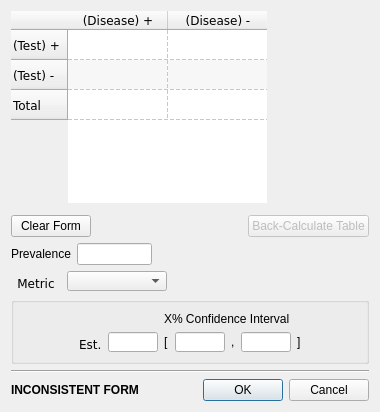
The window that src/rc_metastudio/forms/diagnostic_data_form.ui (AliSalman-et-al/openmeta-analyst-community) describes before a commit, drawn with Qt 5.
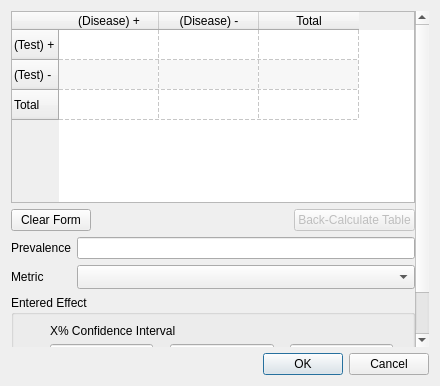
The same window after the commit. Icons and pictures are not drawn.

Patch:
```diff
--- a/src/rc_metastudio/forms/diagnostic_data_form.ui
+++ b/src/rc_metastudio/forms/diagnostic_data_form.ui
@@ -2,452 +2,76 @@
 <ui version="4.0">
  <class>DiagnosticDataForm</class>
  <widget class="QDialog" name="DiagnosticDataForm">
-  <property name="geometry">
-   <rect>
-    <x>0</x>
-    <y>0</y>
-    <width>380</width>
-    <height>412</height>
-   </rect>
-  </property>
-  <property name="windowTitle">
-   <string>Diagnostic Data</string>
-  </property>
-  <property name="windowIcon">
-   <iconset>
-    <normaloff>:/misc/meta.png</normaloff>:/misc/meta.png</iconset>
-  </property>
-  <layout class="QVBoxLayout" name="verticalLayout">
+  <property name="geometry"><rect><x>0</x><y>0</y><width>0</width><height>0</height></rect></property>
+  <property name="windowTitle"><string>Diagnostic Data</string></property>
+  <property name="windowIcon"><iconset><normaloff>:/misc/meta.png</normaloff>:/misc/meta.png</iconset></property>
+  <layout class="QVBoxLayout" name="dialog_layout">
    <item>
-    <widget class="QTableWidget" name="two_by_two_table">
-     <property name="sizePolicy">
-      <sizepolicy hsizetype="Fixed" vsizetype="Fixed">
-       <horstretch>0</horstretch>
-       <verstretch>0</verstretch>
-      </sizepolicy>
-     </property>
-     <property name="minimumSize">
-      <size>
-       <width>0</width>
-       <height>0</height>
-      </size>
-     </property>
-     <property name="maximumSize">
-      <size>
-       <width>16777215</width>
-       <height>16777215</height>
-      </size>
-     </property>
-     <property name="font">
-      <font>
-       <family>Verdana</family>
-      </font>
-     </property>
-     <property name="frameShape">
-      <enum>QFrame::NoFrame</enum>
-     </property>
-     <property name="frameShadow">
-      <enum>QFrame::Plain</enum>
-     </property>
-     <property name="verticalScrollBarPolicy">
-      <enum>Qt::ScrollBarAlwaysOff</enum>
-     </property>
-     <property name="horizontalScrollBarPolicy">
-      <enum>Qt::ScrollBarAlwaysOff</enum>
-     </property>
-     <property name="alternatingRowColors">
-      <bool>true</bool>
-     </property>
-     <property name="gridStyle">
-      <enum>Qt::DashLine</enum>
-     </property>
-     <property name="rowCount">
-      <number>3</number>
-     </property>
-     <property name="columnCount">
-      <number>3</number>
-     </property>
-     <row>
-      <property name="text">
-       <string>(Test) +</string>
-      </property>
-     </row>
-     <row>
-      <property name="text">
-       <string>(Test) -</string>
-      </property>
-     </row>
-     <row>
-      <property name="text">
-       <string>Total</string>
-      </property>
-     </row>
-     <column>
-      <property name="text">
-       <string>(Disease) +</string>
-      </property>
-     </column>
-     <column>
-      <property name="text">
-       <string>(Disease) -</string>
-      </property>
-     </column>
-     <column>
-      <property name="text">
-       <string>Total</string>
-      </property>
-     </column>
+    <widget class="QScrollArea" name="content_scroll">
+     <property name="frameShape"><enum>QFrame::NoFrame</enum></property>
+     <property name="widgetResizable"><bool>true</bool></property>
+     <widget class="QWidget" name="content_widget">
+      <property name="geometry"><rect><x>0</x><y>0</y><width>540</width><height>460</height></rect></property>
+      <layout class="QVBoxLayout" name="content_layout">
+       <property name="leftMargin"><number>0</number></property>
+       <property name="topMargin"><number>0</number></property>
+       <property name="rightMargin"><number>0</number></property>
+       <property name="bottomMargin"><number>0</number></property>
+       <item>
+        <widget class="QTableWidget" name="two_by_two_table">
+         <property name="sizePolicy"><sizepolicy hsizetype="Expanding" vsizetype="Fixed"><horstretch>1</horstretch><verstretch>0</verstretch></sizepolicy></property>
+         <property name="horizontalScrollBarPolicy"><enum>Qt::ScrollBarAsNeeded</enum></property>
+         <property name="verticalScrollBarPolicy"><enum>Qt::ScrollBarAsNeeded</enum></property>
+         <property name="alternatingRowColors"><bool>true</bool></property>
+         <property name="gridStyle"><enum>Qt::DashLine</enum></property>
+         <property name="rowCount"><number>3</number></property>
+         <property name="columnCount"><number>3</number></property>
+         <row><property name="text"><string>(Test) +</string></property></row>
+         <row><property name="text"><string>(Test) -</string></property></row>
+         <row><property name="text"><string>Total</string></property></row>
+         <column><property name="text"><string>(Disease) +</string></property></column>
+         <column><property name="text"><string>(Disease) -</string></property></column>
+         <column><property name="text"><string>Total</string></property></column>
+        </widget>
+       </item>
+       <item>
+        <layout class="QHBoxLayout" name="table_actions_layout">
+         <item><widget class="QPushButton" name="clear_Btn"><property name="text"><string>Clear Form</string></property></widget></item>
+         <item><spacer name="table_actions_spacer"><property name="orientation"><enum>Qt::Horizontal</enum></property><property name="sizeHint" stdset="0"><size><width>40</width><height>20</height></size></property></spacer></item>
+         <item><widget class="QPushButton" name="back_calc_Btn"><property name="enabled"><bool>false</bool></property><property name="text"><string>Back-Calculate Table</string></property></widget></item>
+        </layout>
+       </item>
+       <item>
+        <layout class="QFormLayout" name="diagnostic_fields_layout">
+         <property name="fieldGrowthPolicy"><enum>QFormLayout::ExpandingFieldsGrow</enum></property>
+         <item row="0" column="0"><widget class="QLabel" name="prevalence_lbl"><property name="text"><string>Prevalence</string></property><property name="buddy"><cstring>prevalence_txt_box</cstring></property></widget></item>
+         <item row="0" column="1"><widget class="QLineEdit" name="prevalence_txt_box"/></item>
+         <item row="1" column="0"><widget class="QLabel" name="label_13"><property name="text"><string>Metric</string></property><property name="buddy"><cstring>effect_cbo_box</cstring></property></widget></item>
+         <item row="1" column="1"><widget class="QComboBox" name="effect_cbo_box"><property name="sizePolicy"><sizepolicy hsizetype="Expanding" vsizetype="Fixed"><horstretch>1</horstretch><verstretch>0</verstretch></sizepolicy></property><property name="sizeAdjustPolicy"><enum>QComboBox::AdjustToMinimumContentsLengthWithIcon</enum></property></widget></item>
+        </layout>
+       </item>
+       <item>
+        <widget class="QGroupBox" name="effect_group">
+         <property name="title"><string>Entered Effect</string></property>
+         <layout class="QGridLayout" name="effect_layout">
+          <item row="0" column="1" colspan="5"><widget class="QLabel" name="ci_label"><property name="toolTip"><string>Confidence level used for the entered interval</string></property><property name="text"><string>X% Confidence Interval</string></property><property name="wordWrap"><bool>true</bool></property></widget></item>
+          <item row="1" column="0"><widget class="QLabel" name="label_14"><property name="text"><string>Est.</string></property><property name="buddy"><cstring>effect_txt_box</cstring></property></widget></item>
+          <item row="1" column="1"><widget class="QLineEdit" name="effect_txt_box"/></item>
+          <item row="1" column="2"><widget class="QLabel" name="label"><property name="text"><string>[</string></property></widget></item>
+          <item row="1" column="3"><widget class="QLineEdit" name="low_txt_box"/></item>
+          <item row="1" column="4"><widget class="QLabel" name="label_4"><property name="text"><string>,</string></property></widget></item>
+          <item row="1" column="5"><widget class="QLineEdit" name="high_txt_box"/></item>
+          <item row="1" column="6"><widget class="QLabel" name="label_3"><property name="text"><string>]</string></property></widget></item>
+         </layout>
+        </widget>
+       </item>
+       <item><widget class="QLabel" name="inconsistencyLabel"><property name="font"><font><weight>75</weight><bold>true</bold></font></property><property name="text"><string>INCONSISTENT FORM</string></property><property name="wordWrap"><bool>true</bool></property></widget></item>
+       <item><spacer name="content_spacer"><property name="orientation"><enum>Qt::Vertical</enum></property><property name="sizeHint" stdset="0"><size><width>20</width><height>0</height></size></property></spacer></item>
+      </layout>
+     </widget>
     </widget>
    </item>
-   <item>
-    <spacer name="verticalSpacer_2">
-     <property name="orientation">
-      <enum>Qt::Vertical</enum>
-     </property>
-     <property name="sizeHint" stdset="0">
-      <size>
-       <width>20</width>
-       <height>40</height>
-      </size>
-     </property>
-    </spacer>
-   </item>
-   <item>
-    <layout class="QHBoxLayout" name="horizontalLayout_6">
-     <item>
-      <widget class="QPushButton" name="clear_Btn">
-       <property name="text">
-        <string>Clear Form</string>
-       </property>
-      </widget>
-     </item>
-     <item>
-      <spacer name="horizontalSpacer_5">
-       <property name="orientation">
-        <enum>Qt::Horizontal</enum>
-       </property>
-       <property name="sizeHint" stdset="0">
-        <size>
-         <width>40</width>
-         <height>20</height>
-        </size>
-       </property>
-      </spacer>
-     </item>
-     <item>
-      <widget class="QPushButton" name="back_calc_Btn">
-       <property name="enabled">
-        <bool>false</bool>
-       </property>
-       <property name="text">
-        <string>Back-Calculate Table</string>
-       </property>
-      </widget>
-     </item>
-    </layout>
-   </item>
-   <item>
-    <layout class="QHBoxLayout" name="horizontalLayout_3">
-     <item>
-      <widget class="QLabel" name="prevalence_lbl">
-       <property name="text">
-        <string>Prevalence</string>
-       </property>
-       <property name="buddy">
-        <cstring>prevalence_txt_box</cstring>
-       </property>
-      </widget>
-     </item>
-     <item>
-      <widget class="QLineEdit" name="prevalence_txt_box">
-       <property name="minimumSize">
-        <size>
-         <width>75</width>
-         <height>0</height>
-        </size>
-       </property>
-       <property name="maximumSize">
-        <size>
-         <width>75</width>
-         <height>16777215</height>
-        </size>
-       </property>
-      </widget>
-     </item>
-     <item>
-      <spacer name="horizontalSpacer_3">
-       <property name="orientation">
-        <enum>Qt::Horizontal</enum>
-       </property>
-       <property name="sizeHint" stdset="0">
-        <size>
-         <width>40</width>
-         <height>20</height>
-        </size>
-       </property>
-      </spacer>
-     </item>
-    </layout>
-   </item>
-   <item>
-    <layout class="QHBoxLayout" name="horizontalLayout_2">
-     <item>
-      <widget class="QLabel" name="label_13">
-       <property name="minimumSize">
-        <size>
-         <width>50</width>
-         <height>0</height>
-        </size>
-       </property>
-       <property name="maximumSize">
-        <size>
-         <width>50</width>
-         <height>20</height>
-        </size>
-       </property>
-       <property name="font">
-        <font>
-         <family>Verdana</family>
-        </font>
-       </property>
-       <property name="text">
-        <string>Metric</string>
-       </property>
-       <property name="alignment">
-        <set>Qt::AlignBottom|Qt::AlignHCenter</set>
-       </property>
-      </widget>
-     </item>
-     <item>
-      <widget class="QComboBox" name="effect_cbo_box">
-       <property name="minimumSize">
-        <size>
-         <width>100</width>
-         <height>20</height>
-        </size>
-       </property>
-       <property name="maximumSize">
-        <size>
-         <width>76</width>
-         <height>20</height>
-        </size>
-       </property>
-      </widget>
-     </item>
-     <item>
-      <spacer name="horizontalSpacer_2">
-       <property name="orientation">
-        <enum>Qt::Horizontal</enum>
-       </property>
-       <property name="sizeHint" stdset="0">
-        <size>
-         <width>40</width>
-         <height>20</height>
-        </size>
-       </property>
-      </spacer>
-     </item>
-    </layout>
-   </item>
-   <item>
-    <widget class="QGroupBox" name="groupBox">
-     <property name="title">
-      <string/>
-     </property>
-     <layout class="QGridLayout" name="gridLayout">
-      <item row="0" column="0" rowspan="2">
-       <spacer name="horizontalSpacer_7">
-        <property name="orientation">
-         <enum>Qt::Horizontal</enum>
-        </property>
-        <property name="sizeHint" stdset="0">
-         <size>
-          <width>26</width>
-          <height>20</height>
-         </size>
-        </property>
-       </spacer>
-      </item>
-      <item row="0" column="2">
-       <widget class="QLabel" name="ci_label">
-        <property name="toolTip">
-         <string>Use the box to the left to set the % confidence interval</string>
-        </property>
-        <property name="text">
-         <string>X% Confidence Interval</string>
-        </property>
-       </widget>
-      </item>
-      <item row="0" column="3" rowspan="2">
-       <spacer name="horizontalSpacer_6">
-        <property name="orientation">
-         <enum>Qt::Horizontal</enum>
-        </property>
-        <property name="sizeHint" stdset="0">
-         <size>
-          <width>26</width>
-          <height>20</height>
-         </size>
-        </property>
-       </spacer>
-      </item>
-      <item row="1" column="1">
-       <layout class="QHBoxLayout" name="horizontalLayout_7">
-        <item>
-         <widget class="QLabel" name="label_14">
-          <property name="minimumSize">
-           <size>
-            <width>0</width>
-            <height>20</height>
-           </size>
-          </property>
-          <property name="maximumSize">
-           <size>
-            <width>16777215</width>
-            <height>20</height>
-           </size>
-          </property>
-          <property name="font">
-           <font>
-            <family>Verdana</family>
-           </font>
-          </property>
-          <property name="text">
-           <string>Est.</string>
-          </property>
-          <property name="alignment">
-           <set>Qt::AlignBottom|Qt::AlignLeading|Qt::AlignLeft</set>
-          </property>
-         </widget>
-        </item>
-        <item>
-         <widget class="QLineEdit" name="effect_txt_box">
-          <property name="minimumSize">
-           <size>
-            <width>50</width>
-            <height>20</height>
-           </size>
-          </property>
-          <property name="maximumSize">
-           <size>
-            <width>50</width>
-            <height>20</height>
-           </size>
-          </property>
-         </widget>
-        </item>
-       </layout>
-      </item>
-      <item row="1" column="2">
-       <layout class="QHBoxLayout" name="horizontalLayout_5">
-        <item>
-         <widget class="QLabel" name="label">
-          <property name="text">
-           <string>[</string>
-          </property>
-         </widget>
-        </item>
-        <item>
-         <widget class="QLineEdit" name="low_txt_box">
-          <property name="minimumSize">
-           <size>
-            <width>50</width>
-            <height>20</height>
-           </size>
-          </property>
-          <property name="maximumSize">
-           <size>
-            <width>50</width>
-            <height>20</height>
-           </size>
-          </property>
-         </widget>
-        </item>
-        <item>
-         <widget class="QLabel" name="label_4">
-          <property name="text">
-           <string>,</string>
-          </property>
-         </widget>
-        </item>
-        <item>
-         <widget class="QLineEdit" name="high_txt_box">
-          <property name="minimumSize">
-           <size>
-            <width>50</width>
-            <height>20</height>
-           </size>
-          </property>
-          <property name="maximumSize">
-           <size>
-            <width>50</width>
-            <height>20</height>
-           </size>
-          </property>
-         </widget>
-        </item>
-        <item>
-         <widget class="QLabel" name="label_3">
-          <property name="text">
-           <string>]</string>
-          </property>
-         </widget>
-        </item>
-       </layout>
-      </item>
-     </layout>
-     <zorder>ci_label</zorder>
-     <zorder>horizontalSpacer_7</zorder>
-     <zorder>horizontalSpacer_6</zorder>
-    </widget>
-   </item>
-   <item>
-    <widget class="Line" name="line">
-     <property name="orientation">
-      <enum>Qt::Horizontal</enum>
-     </property>
-    </widget>
-   </item>
-   <item>
-    <layout class="QHBoxLayout" name="horizontalLayout_4">
-     <item>
-      <widget class="QLabel" name="inconsistencyLabel">
-       <property name="font">
-        <font>
-         <weight>75</weight>
-         <bold>true</bold>
-        </font>
-       </property>
-       <property name="text">
-        <string>INCONSISTENT FORM</string>
-       </property>
-      </widget>
-     </item>
-     <item>
-      <spacer name="horizontalSpacer_4">
-       <property name="orientation">
-        <enum>Qt::Horizontal</enum>
-       </property>
-       <property name="sizeHint" stdset="0">
-        <size>
-         <width>40</width>
-         <height>20</height>
-        </size>
-       </property>
-      </spacer>
-     </item>
-     <item>
-      <widget class="QDialogButtonBox" name="buttonBox">
-       <property name="orientation">
-        <enum>Qt::Horizontal</enum>
-       </property>
-       <property name="standardButtons">
-        <set>QDialogButtonBox::Cancel|QDialogButtonBox::Ok</set>
-       </property>
-      </widget>
-     </item>
-    </layout>
-   </item>
+   <item><widget class="QDialogButtonBox" name="buttonBox"><property name="orientation"><enum>Qt::Horizontal</enum></property><property name="standardButtons"><set>QDialogButtonBox::Cancel|QDialogButtonBox::Ok</set></property></widget></item>
   </layout>
  </widget>
  <tabstops>
```
Left out of the diff: 45 changed lines with no effect on the pictures.
